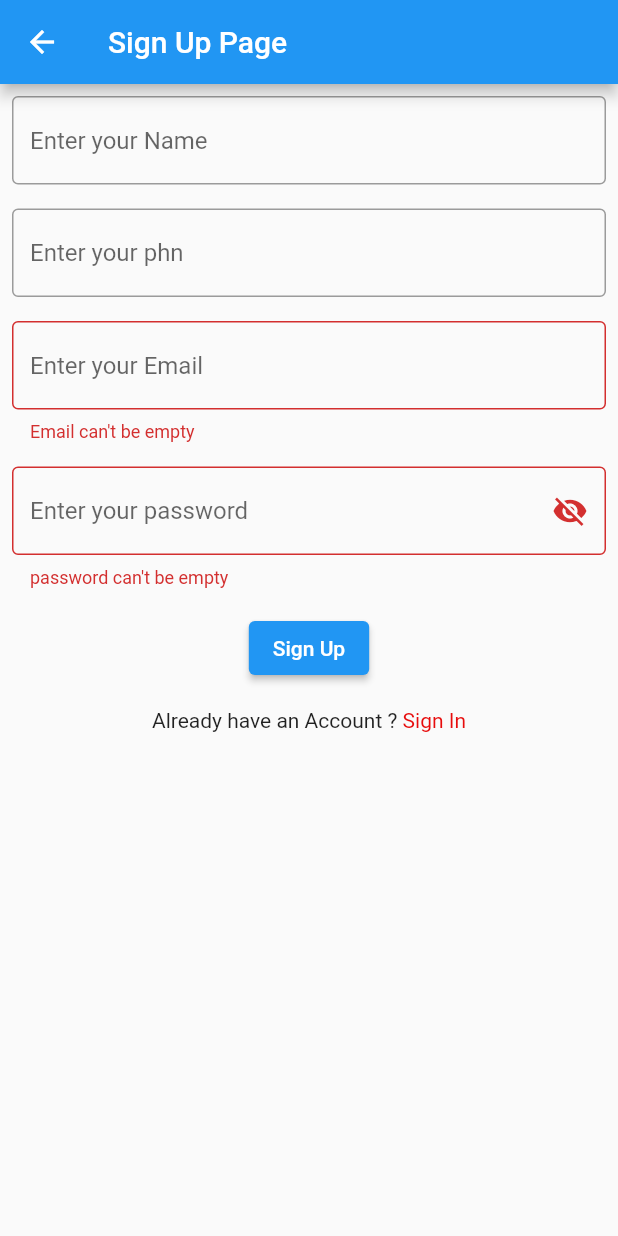
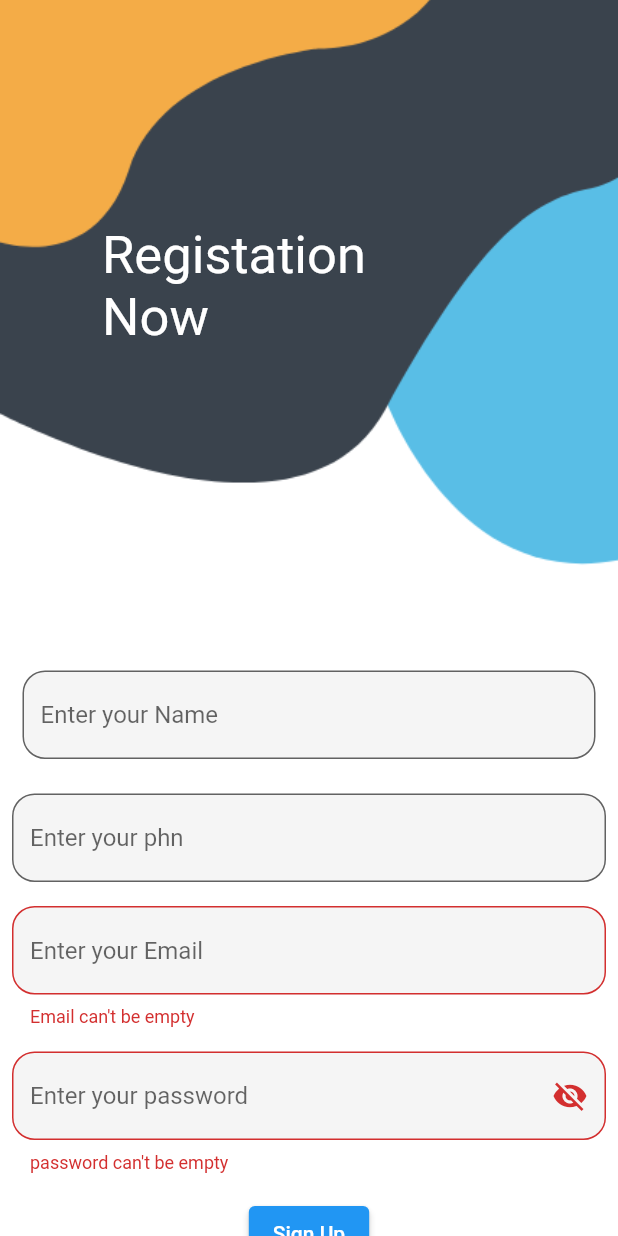
Before and after one commit to alamincse6615/studentinfo, a Flutter app: the SignUp screen opened directly, after a tap on "Sign Up", on a phone screen of 412 x 824 dp. Run offline on Flutter 3.47's test engine with Material 2 defaults, Android fonts, the light colour scheme and no system bars; our stand-ins replace curved_navigation_bar, firebase_auth, firebase_core; accounts and stored records are empty; network calls fail.

Commit message:
Zihad's Update

```diff
--- a/lib/auth/signup.dart
+++ b/lib/auth/signup.dart
@@ -18,13 +18,25 @@ class _SignInState extends State<SignUp> {
   Icon passIcon = Icon(Icons.visibility_off);
   final emailCtrl = TextEditingController();
   final passCtrl = TextEditingController();
+  final nameCtrl = TextEditingController();
+  final phnCtrl = TextEditingController();
   @override
   Widget build(BuildContext context) {
     return Scaffold(
-      appBar: AppBar(
-        title: Text('Sign Up Page'),
+
+      // appBar: AppBar(
+      //   title: Text('Sign Up Page'),
+      // ),
+      body: SingleChildScrollView(
+        child: Container(
+          decoration: BoxDecoration(
+            image: DecorationImage(
+              image: AssetImage("images/login.png"
               ),
-      body: FutureBuilder(
+              fit: BoxFit.cover,
+            ),
+          ),
+          child: FutureBuilder(
             future: initialFirebase(),
             builder: (context,info){
               return Form(
@@ -32,11 +44,23 @@ class _SignInState extends State<SignUp> {
                 child: Column(
                   children: [
                     Padding(
-                  padding: const EdgeInsets.all(8.0),
+                      padding: const EdgeInsets.only(top: 150, right: 100),
+                      child: Text("Registation\nNow",
+                        style:TextStyle(fontSize: 35, color: Colors.white) ,),
+                    ),
+                    Padding(
+                      padding: const EdgeInsets.only(top: 200),
+                    ),
+                    Padding(
+                      padding: const EdgeInsets.all(15),
                       child: TextField(
-                    controller: emailCtrl,
+                        controller: nameCtrl,
                         decoration: InputDecoration(
-                        border: OutlineInputBorder(),
+                          fillColor: Colors.grey.shade100,
+                            filled: true,
+                            border: OutlineInputBorder(
+                              borderRadius: BorderRadius.circular(15),
+                            ),
                             hintText: "Enter your Name"
                         ),
                       ),
@@ -44,11 +68,14 @@ class _SignInState extends State<SignUp> {
                     Padding(
                       padding: const EdgeInsets.all(8.0),
                       child: TextField(
-                    obscureText: true,
+                        controller: phnCtrl,
                         decoration: InputDecoration(
-                        border: OutlineInputBorder(),
+                            fillColor: Colors.grey.shade100,
+                            filled: true,
+                            border: OutlineInputBorder(borderRadius: BorderRadius.circular(15),),
                             hintText: "Enter your phn"
                         ),
+                        keyboardType: TextInputType.number,
                       ),
                     ),
                     Padding(
@@ -62,7 +89,9 @@ class _SignInState extends State<SignUp> {
                         },
                         controller: emailCtrl,
                         decoration: InputDecoration(
-                        border: OutlineInputBorder(),
+                            fillColor: Colors.grey.shade100,
+                            filled: true,
+                            border: OutlineInputBorder(borderRadius: BorderRadius.circular(15),),
                             hintText: "Enter your Email"
                         ),
                       ),
@@ -81,7 +110,9 @@ class _SignInState extends State<SignUp> {
                         obscureText: passOff,
                         controller: passCtrl,
                         decoration: InputDecoration(
-                        border: OutlineInputBorder(),
+                            fillColor: Colors.grey.shade100,
+                            filled: true,
+                            border: OutlineInputBorder(borderRadius: BorderRadius.circular(15),),
                             hintText: "Enter your password",
                             suffixIcon: GestureDetector(
                               onTap: (){
@@ -131,6 +162,8 @@ class _SignInState extends State<SignUp> {
                 ),
               );
             },
+          ),
+        ),
       )
     );
   }
--- a/lib/main.dart
+++ b/lib/main.dart
@@ -14,6 +14,7 @@ class MyApp extends StatelessWidget {
   @override
   Widget build(BuildContext context) {
     return MaterialApp(
+      debugShowCheckedModeBanner: false,
       title: 'Flutter Demo',
       theme: ThemeData(
         primarySwatch: Colors.blue,
--- a/pubspec.yaml
+++ b/pubspec.yaml
@@ -62,8 +62,9 @@ flutter:
   uses-material-design: true
 
   # To add assets to your application, add an assets section, like this:
-  # assets:
-  #   - images/a_dot_burr.jpeg
+  assets:
+     - images/register.png
+     - images/login.png
   #   - images/a_dot_ham.jpeg
 
   # An image asset can refer to one or more resolution-specific "variants", see
```
Also changed, not shown: images/login.png (added), images/register.png (added). Lines whose indentation alone changed are shown as unchanged.
